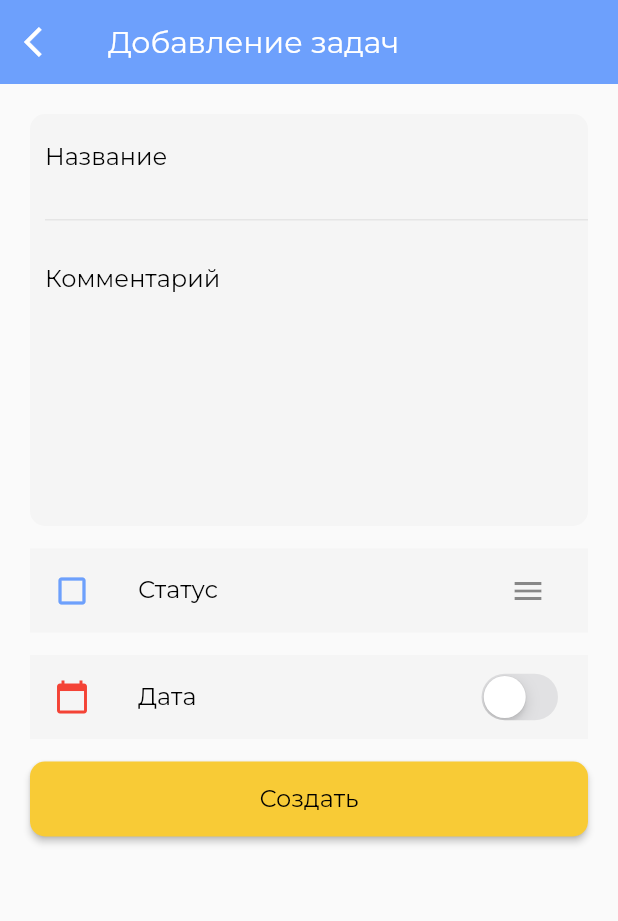
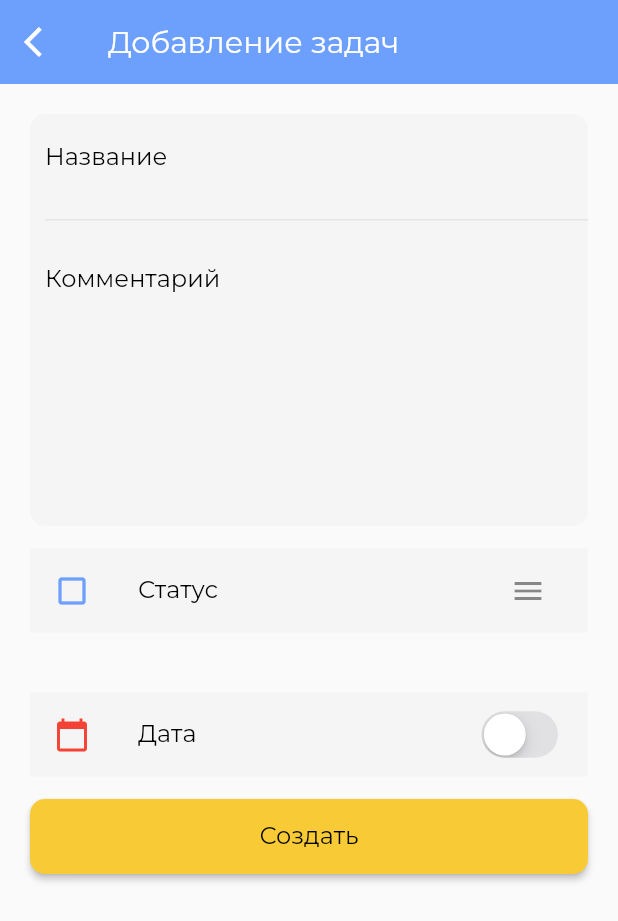
Before and after one commit to Diyor331/alifTech, a Flutter app: the AddEditTodo screen opened directly, on a phone screen of 412 x 824 dp. Shown: the top 921 px of the screen. Run offline on Flutter 3.47's test engine with Material 2 defaults, Android fonts, the phone set to English and light mode, and no system bars; our stand-ins replace bloc, equatable, flutter_bloc, sqflite, syncfusion_flutter_datepicker; accounts and stored records are empty; project files that could hold a hidden picture were left out.

Commit message:
edit bag

```diff
--- a/lib/ui/screens/add_todo.dart
+++ b/lib/ui/screens/add_todo.dart
@@ -160,7 +160,7 @@ class _AddEditTodoState extends State<AddEditTodo> {
             //Check status
             checkStatus
                 ? const Padding(
-                    padding: EdgeInsets.all(8.0),
+                    padding: EdgeInsets.only(top:8.0),
                     child: Text(
                       'Выберите статус задачи',
                       style: TextStyle(
@@ -169,8 +169,8 @@ class _AddEditTodoState extends State<AddEditTodo> {
                       ),
                     ),
                   )
-                : const SizedBox(),
-            const SizedBox(height: 15),
+                : const SizedBox(height: 20),
+            const SizedBox(height: 20),
             //todoTime
             ListTile(
               tileColor: Colors.grey.shade100,
--- a/lib/ui/screens/main.dart
+++ b/lib/ui/screens/main.dart
@@ -193,8 +193,6 @@ class _MainState extends State<Main> {
                                     ],
                                   ),
                                 )
-                              : item.todoStatus != '1'
-                                  ? const Center(child: Text('Нет задач'))
                                   : const SizedBox();
                         },
                       ),
@@ -263,8 +261,7 @@ class _MainState extends State<Main> {
                                     ],
                                   ),
                                 )
-                              : item.todoStatus != '2'
-                              ? const Center(child: Text('Нет задач'))
+
                               : const SizedBox();
                         },
                       ),
```
